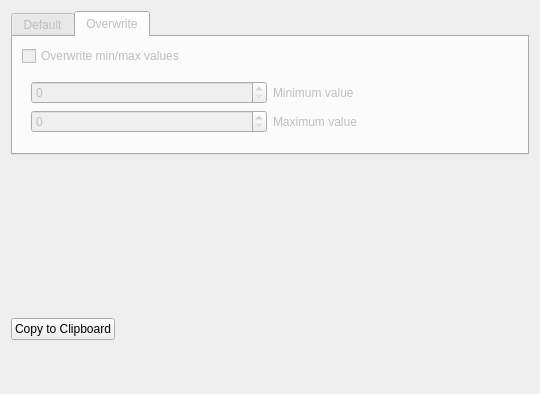
Above: Modules/ImageStatisticsUI/Qmitk/QmitkHistogramVisualizationWidget.ui from MITK/MITK before the change. Below: the same form after it.
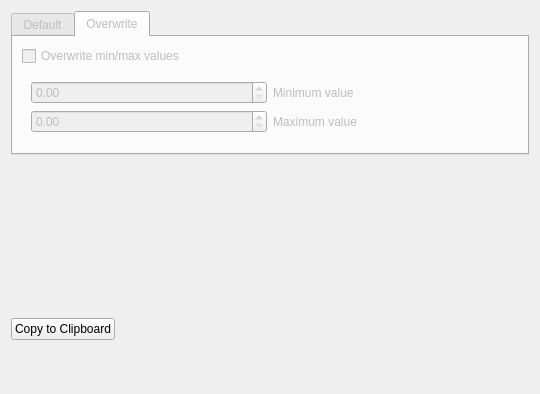
That is the form after the change. The open tabs and pages were chosen to show the change. Custom widgets are drawn as their Qt base class.

```diff
--- a/Modules/ImageStatisticsUI/Qmitk/QmitkHistogramVisualizationWidget.ui
+++ b/Modules/ImageStatisticsUI/Qmitk/QmitkHistogramVisualizationWidget.ui
@@ -154,9 +154,6 @@
             </property>
            </widget>
           </item>
-          <item row="4" column="0">
-           <widget class="QSpinBox" name="spinBoxMaxValue"/>
-          </item>
           <item row="4" column="1">
            <widget class="QLabel" name="labelMaxValue">
             <property name="text">
@@ -165,7 +162,10 @@
            </widget>
           </item>
           <item row="2" column="0">
-           <widget class="QSpinBox" name="spinBoxMinValue"/>
+           <widget class="QDoubleSpinBox" name="doubleSpinBoxMinValue"/>
+          </item>
+          <item row="4" column="0">
+           <widget class="QDoubleSpinBox" name="doubleSpinBoxMaxValue"/>
           </item>
          </layout>
         </widget>
```
Left out of the diff: 4 changed lines with no effect on the pictures.
